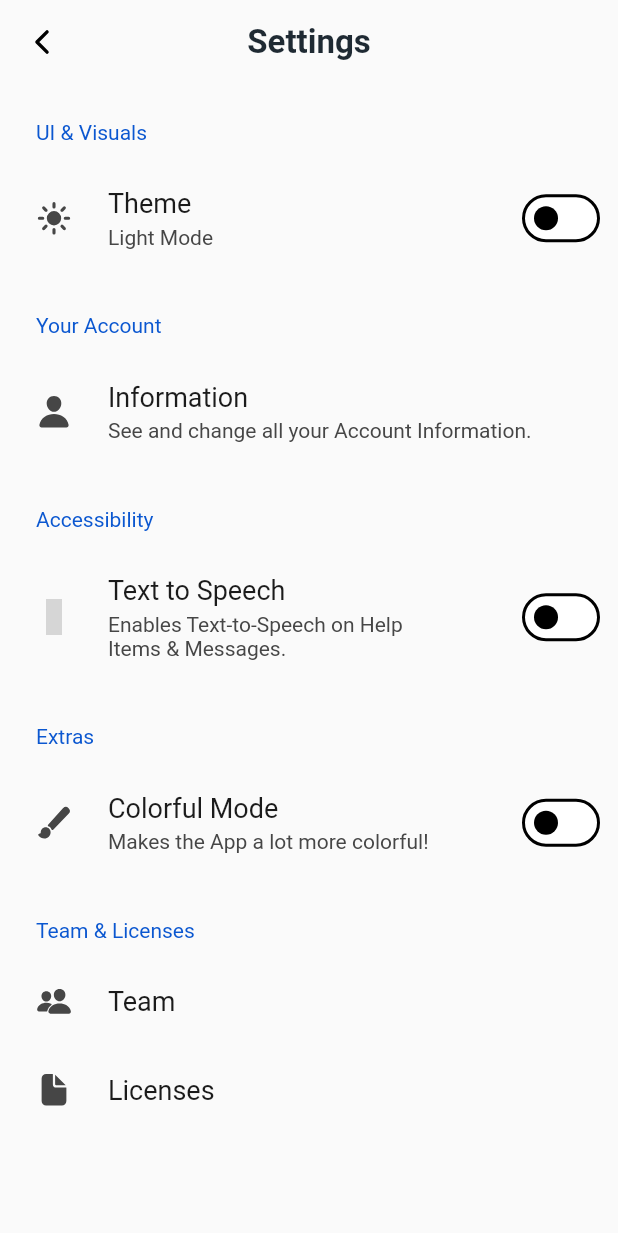
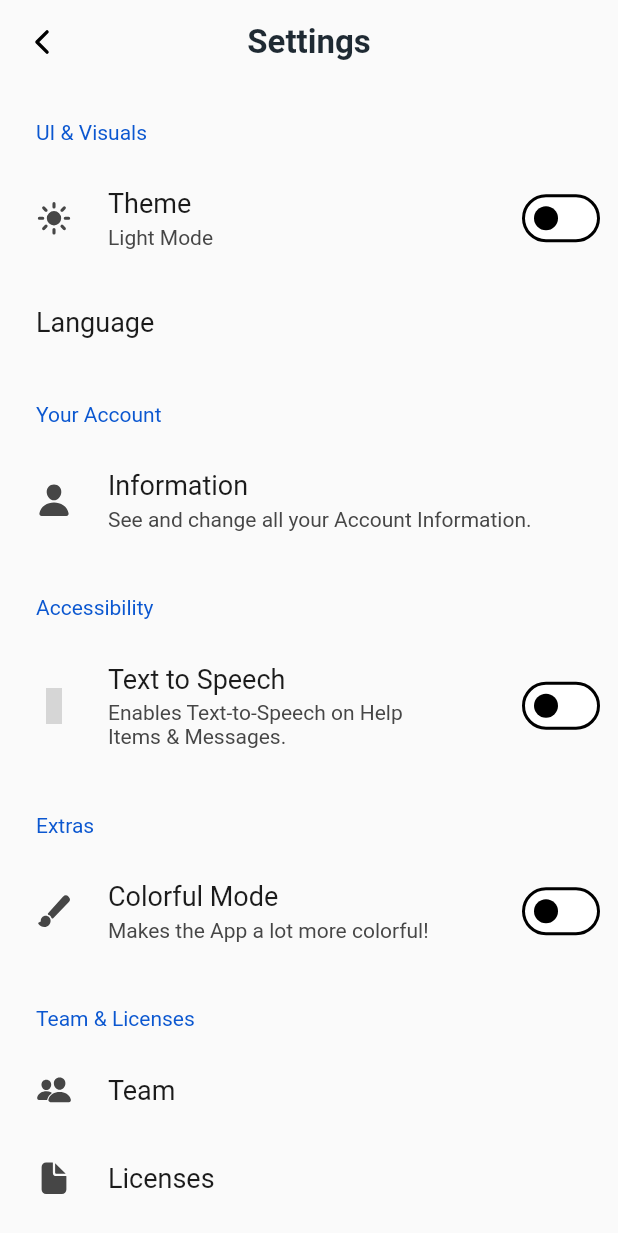
Before and after one commit to danfq/SafeSnake, a Flutter app: the SettingsPage screen opened directly, on a phone screen of 412 x 824 dp. Shown: the top 1233 px of the screen. Run offline on Flutter 3.47's test engine with Material 3 defaults, Android fonts, the phone set to English and light mode, and no system bars; drawn by our look-alikes of settings_ui; our stand-ins replace adaptive_theme, chat_bubbles, firebase_core, firebase_messaging, flutter_dotenv, flutter_keyboard_visibility and 14 more; missing offline and left inert: dough, flutter_exit_app, flutter_phone_direct_caller, pull_down_button, tbib_splash_screen; accounts and stored records are empty; statements that could not run were skipped; project files that could hold a hidden picture were left out; grey boxes are pictures that could not be loaded.

Commit message:
Added Language Button to Settings

```diff
--- a/safesnake/lib/pages/settings/settings.dart
+++ b/safesnake/lib/pages/settings/settings.dart
@@ -69,6 +69,9 @@ class _SettingsPageState extends State<SettingsPage> {
                 ),
 
                 //Language
+                SettingsTile.navigation(
+                  title: Text(Strings.settings["language"][currentLang]),
+                ),
               ],
             ),
 
--- a/safesnake/lib/util/services/strings/handler.dart
+++ b/safesnake/lib/util/services/strings/handler.dart
@@ -63,6 +63,10 @@ class Strings {
     "light_mode": {
       "en": "Light Mode",
       "pt": "Modo Claro",
+    },
+    "language": {
+      "en": "Language",
+      "pt": "Língua",
     },
     "account": {
       "en": "Your Account",
```
